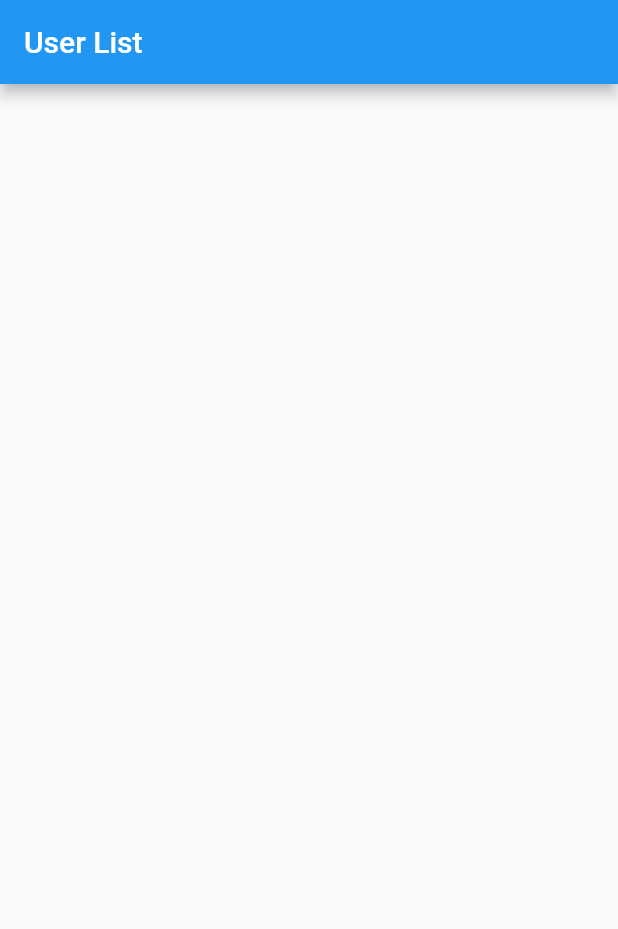
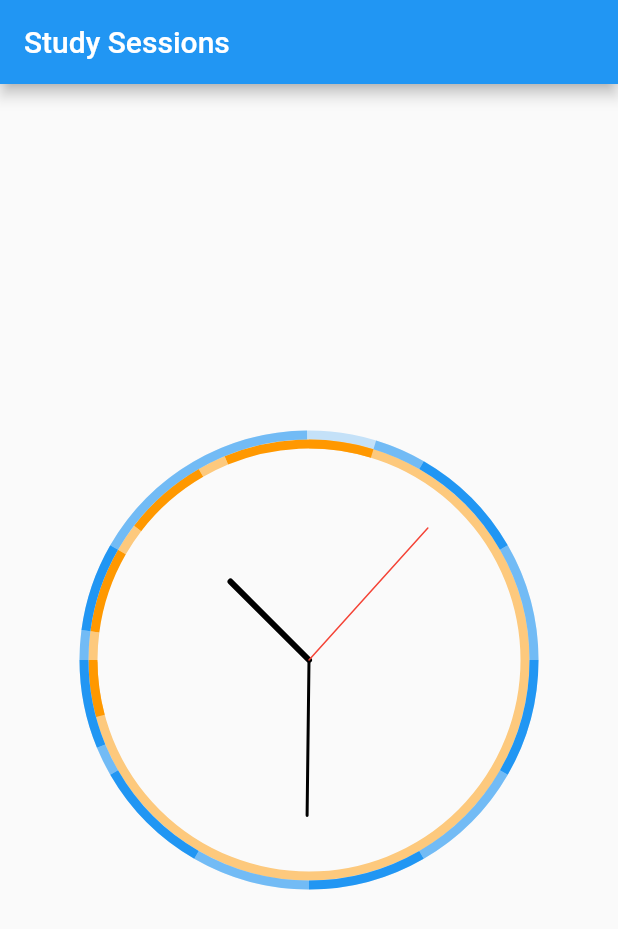
Before and after one commit to chanoo/klock-app, a Flutter app: the screen it shows after launch, on a phone screen of 412 x 824 dp. Shown: the top 929 px of the screen. Run offline on Flutter 3.47's test engine with Material 2 defaults, Android fonts, the phone set to English and light mode, and no system bars; our stand-ins replace flutter_bloc.

Commit message:
공부 세션 개발 (#2)
Co-authored-by: “chanoo” <“x64core@gmail.com”>

```diff
--- a/lib/app.dart
+++ b/lib/app.dart
@@ -1,6 +1,7 @@
 import 'package:flutter/material.dart';
 import 'package:klock_app/ui/screens/home_screen.dart';
 import 'package:klock_app/ui/screens/login_screen.dart';
+import 'package:klock_app/ui/screens/study_session_screen.dart';
 import 'routes.dart';
 
 class MyApp extends StatelessWidget {
@@ -9,10 +10,11 @@ class MyApp extends StatelessWidget {
   @override
   Widget build(BuildContext context) {
     return MaterialApp(
-      initialRoute: Routes.home,
+      initialRoute: Routes.studySessions,
       routes: {
         Routes.login: (context) => const LoginScreen(),
         Routes.home: (context) => const HomeScreen(),
+        Routes.studySessions: (context) => const StudySessionsScreen(),
       },
     );
   }
--- /dev/null
+++ b/lib/blocs/study_session/study_session_bloc.dart
@@ -0,0 +1,30 @@
+import 'package:flutter_bloc/flutter_bloc.dart';
+import 'package:klock_app/data/study_session_data.dart';
+import 'package:klock_app/domain/study_session_repository.dart';
+import 'package:klock_app/blocs/study_session/study_session_event.dart';
+
+// StudySessionBloc 클래스는 StudySessionEvent를 처리하여
+// 앱의 상태를 관리하는 BLoC입니다. 이 클래스는 List<StudySessionData>를 상태로 가지며,
+// StudySessionRepository를 통해 공부 세션 데이터를 가져옵니다.
+class StudySessionBloc extends Bloc<StudySessionEvent, List<StudySessionData>> {
+  final StudySessionRepository studySessionRepository;
+
+  // 생성자에서 StudySessionRepository를 주입받아 초기화하고,
+  // LoadStudySessions 이벤트에 대한 처리기를 등록합니다.
+  StudySessionBloc({required this.studySessionRepository}) : super([]) {
+    on<LoadStudySessions>(_onLoadStudySessions);
+  }
+
+  // _onLoadStudySessions 함수는 LoadStudySessions 이벤트를 처리하고,
+  // StudySessionRepository를 통해 공부 세션 데이터를 가져온 다음,
+  // 새로운 상태를 emit하는 비동기 함수입니다.
+  Future<void> _onLoadStudySessions(
+      LoadStudySessions event, Emitter<List<StudySessionData>> emit) async {
+    try {
+      final studySessions = studySessionRepository.getStudySessions();
+      emit(studySessions);
+    } catch (e) {
+      // Handle any errors that might occur
+    }
+  }
+}
--- /dev/null
+++ b/lib/blocs/study_session/study_session_event.dart
@@ -0,0 +1,3 @@
+abstract class StudySessionEvent {}
+
+class LoadStudySessions extends StudySessionEvent {}
--- a/lib/blocs/user/user_bloc.dart
+++ b/lib/blocs/user/user_bloc.dart
@@ -1,7 +1,7 @@
 import 'package:flutter_bloc/flutter_bloc.dart';
 import 'package:klock_app/domain/user_repository.dart';
 import 'package:klock_app/data/user_data.dart';
-import 'package:klock_app/blocs/user_event.dart';
+import 'package:klock_app/blocs/user/user_event.dart';
 
 class UserBloc extends Bloc<UserEvent, List<UserData>> {
   final UserRepository userRepository;
--- /dev/null
+++ b/lib/data/study_session_data.dart
@@ -0,0 +1,6 @@
+class StudySessionData {
+  final DateTime startTime;
+  final DateTime endTime;
+
+  StudySessionData({required this.startTime, required this.endTime});
+}
--- /dev/null
+++ b/lib/domain/study_session_repository.dart
@@ -0,0 +1,40 @@
+import 'package:klock_app/data/study_session_data.dart';
+
+class StudySessionRepository {
+  List<StudySessionData> getStudySessions() {
+    // API 호출 또는 로컬 스토리지에서 공부 시간 로드
+    // 임시로 하드 코딩된 데이터를 반환합니다.
+    return [
+      StudySessionData(
+          startTime: DateTime.parse('2023-03-22 08:30:00'),
+          endTime: DateTime.parse('2023-03-22 09:00:00')),
+      StudySessionData(
+          startTime: DateTime.parse('2023-03-22 09:15:00'),
+          endTime: DateTime.parse('2023-03-22 10:00:00')),
+      StudySessionData(
+          startTime: DateTime.parse('2023-03-22 10:15:00'),
+          endTime: DateTime.parse('2023-03-22 11:00:00')),
+      StudySessionData(
+          startTime: DateTime.parse('2023-03-22 11:15:00'),
+          endTime: DateTime.parse('2023-03-22 12:34:00')),
+      StudySessionData(
+          startTime: DateTime.parse('2023-03-22 13:00:00'),
+          endTime: DateTime.parse('2023-03-22 14:00:00')),
+      StudySessionData(
+          startTime: DateTime.parse('2023-03-22 15:00:00'),
+          endTime: DateTime.parse('2023-03-22 16:00:00')),
+      StudySessionData(
+          startTime: DateTime.parse('2023-03-22 17:00:00'),
+          endTime: DateTime.parse('2023-03-22 18:00:00')),
+      StudySessionData(
+          startTime: DateTime.parse('2023-03-22 19:00:00'),
+          endTime: DateTime.parse('2023-03-22 20:00:00')),
+      StudySessionData(
+          startTime: DateTime.parse('2023-03-22 20:15:00'),
+          endTime: DateTime.parse('2023-03-22 21:00:00')),
+      StudySessionData(
+          startTime: DateTime.parse('2023-03-22 21:15:00'),
+          endTime: DateTime.parse('2023-03-22 22:00:00')),
+    ];
+  }
+}
--- a/lib/routes.dart
+++ b/lib/routes.dart
@@ -1,5 +1,6 @@
 class Routes {
   static const String login = '/login';
   static const String home = '/home';
+  static const String studySessions = '/study-sessions';
   // 다른 경로를 추가합니다.
 }
--- /dev/null
+++ b/lib/ui/screens/study_session_screen.dart
@@ -0,0 +1,51 @@
+// lib/ui/screens/study_sessions_screen.dart
+import 'package:flutter/material.dart';
+import 'package:klock_app/blocs/study_session/study_session_bloc.dart';
+import 'package:klock_app/blocs/study_session/study_session_event.dart';
+import 'package:klock_app/data/study_session_data.dart';
+import 'package:flutter_bloc/flutter_bloc.dart';
+import 'package:klock_app/domain/study_session_repository.dart';
+import 'package:klock_app/ui/widgets/study_pie_chart.dart';
+import 'package:klock_app/ui/widgets/analog_clock.dart'; // Import the AnalogClock widget
+
+class StudySessionsScreen extends StatefulWidget {
+  const StudySessionsScreen({Key? key}) : super(key: key);
+
+  @override
+  StudySessionsScreenState createState() => StudySessionsScreenState();
+}
+
+class StudySessionsScreenState extends State<StudySessionsScreen> {
+  @override
+  Widget build(BuildContext context) {
+    final studySessionRepository = StudySessionRepository();
+    return BlocProvider(
+      create: (_) =>
+          StudySessionBloc(studySessionRepository: studySessionRepository)
+            ..add(LoadStudySessions()),
+      child: Scaffold(
+        appBar: AppBar(title: const Text('Study Sessions')),
+        body: BlocBuilder<StudySessionBloc, List<StudySessionData>>(
+          builder: (context, studySessions) {
+            return Center(
+              child: Stack(
+                alignment: Alignment.center,
+                children: [
+                  CustomPaint(
+                    painter: StudyPieChart(
+                      studySessions: studySessions,
+                      doughnutThickness: 6,
+                      date: DateTime.now(),
+                    ),
+                    size: const Size(150, 150),
+                  ),
+                  const AnalogClock(),
+                ],
+              ),
+            );
+          },
+        ),
+      ),
+    );
+  }
+}
--- /dev/null
+++ b/lib/ui/widgets/analog_clock.dart
@@ -0,0 +1,139 @@
+import 'dart:async';
+import 'dart:math';
+
+import 'package:flutter/material.dart';
+
+class AnalogClock extends StatefulWidget {
+  final Color hourHandColor;
+  final double hourHandWidth;
+  final double hourHandLength;
+  final Color minuteHandColor;
+  final double minuteHandWidth;
+  final double minuteHandLength;
+  final Color secondHandColor;
+  final double secondHandWidth;
+  final double secondHandLength;
+
+  const AnalogClock({
+    Key? key,
+    this.hourHandColor = Colors.black,
+    this.hourHandWidth = 4.0,
+    this.hourHandLength = 0.5,
+    this.minuteHandColor = Colors.black,
+    this.minuteHandWidth = 2.0,
+    this.minuteHandLength = 0.7,
+    this.secondHandColor = Colors.red,
+    this.secondHandWidth = 1.0,
+    this.secondHandLength = 0.8,
+  }) : super(key: key);
+
+  @override
+  AnalogClockState createState() => AnalogClockState();
+}
+
+class AnalogClockState extends State<AnalogClock> {
+  late Timer _timer;
+
+  @override
+  void initState() {
+    super.initState();
+    _timer =
+        Timer.periodic(const Duration(seconds: 1), (timer) => setState(() {}));
+  }
+
+  @override
+  void dispose() {
+    _timer.cancel();
+    super.dispose();
+  }
+
+  @override
+  Widget build(BuildContext context) {
+    return CustomPaint(
+      painter: _AnalogClockPainter(
+        hourHandColor: widget.hourHandColor,
+        hourHandWidth: widget.hourHandWidth,
+        hourHandLength: widget.hourHandLength,
+        minuteHandColor: widget.minuteHandColor,
+        minuteHandWidth: widget.minuteHandWidth,
+        minuteHandLength: widget.minuteHandLength,
+        secondHandColor: widget.secondHandColor,
+        secondHandWidth: widget.secondHandWidth,
+        secondHandLength: widget.secondHandLength,
+      ),
+      size: const Size(160 - 6 * 2, 160 - 6 * 2), // 여기서 크기를 조절합니다.
+    );
+  }
+}
+
+class _AnalogClockPainter extends CustomPainter {
+  final Color hourHandColor;
+  final double hourHandWidth;
+  final double hourHandLength;
+  final Color minuteHandColor;
+  final double minuteHandWidth;
+  final double minuteHandLength;
+  final Color secondHandColor;
+  final double secondHandWidth;
+  final double secondHandLength;
+
+  _AnalogClockPainter({
+    required this.hourHandColor,
+    required this.hourHandWidth,
+    required this.hourHandLength,
+    required this.minuteHandColor,
+    required this.minuteHandWidth,
+    required this.minuteHandLength,
+    required this.secondHandColor,
+    required this.secondHandWidth,
+    required this.secondHandLength,
+  });
+
+  @override
+  void paint(Canvas canvas, Size size) {
+    final center = Offset(size.width / 2, size.height / 2);
+    final now = DateTime.now();
+
+    // Draw hour hand
+    final hourAngle =
+        (now.hour * 60 + now.minute) / (12 * 60) * 2 * pi - pi / 2;
+    final hourHandOffset = Offset(cos(hourAngle) * size.width * hourHandLength,
+            sin(hourAngle) * size.height * hourHandLength) +
+        center;
+    final hourHandPaint = Paint()
+      ..color = hourHandColor
+      ..strokeWidth = hourHandWidth
+      ..strokeCap = StrokeCap.round;
+    canvas.drawLine(center, hourHandOffset, hourHandPaint);
+
+    // Draw minute hand
+    final minuteAngle =
+        (now.minute * 60 + now.second) / (60 * 60) * 2 * pi - pi / 2;
+    final minuteHandOffset = Offset(
+            cos(minuteAngle) * size.width * minuteHandLength,
+            sin(minuteAngle) * size.height * minuteHandLength) +
+        center;
+    final minuteHandPaint = Paint()
+      ..color = minuteHandColor
+      ..strokeWidth = minuteHandWidth
+      ..strokeCap = StrokeCap.round;
+    canvas.drawLine(center, minuteHandOffset, minuteHandPaint);
+
+    // Draw second hand
+    final secondAngle = now.second / 60 * 2 * pi - pi / 2;
+    final secondHandOffset = Offset(
+            cos(secondAngle) * size.width * secondHandLength,
+            sin(secondAngle) * size.height * secondHandLength) +
+        center;
+    final secondHandPaint = Paint()
+      ..color = secondHandColor
+      ..strokeWidth = secondHandWidth
+      ..strokeCap = StrokeCap.round;
+    canvas.drawLine(center, secondHandOffset, secondHandPaint);
+  }
+
+  @override
+  bool shouldRepaint(covariant CustomPainter oldDelegate) {
+    return true;
+  }
+}
--- /dev/null
+++ b/lib/ui/widgets/study_pie_chart.dart
@@ -0,0 +1,159 @@
+import 'dart:math';
+
+import 'package:flutter/material.dart';
+import 'package:klock_app/data/study_session_data.dart';
+
+class StudyPieChart extends CustomPainter {
+  final List<StudySessionData> studySessions;
+  final double doughnutThickness;
+  final DateTime date;
+
+  StudyPieChart({
+    required this.studySessions,
+    required this.doughnutThickness,
+    required this.date,
+  });
+
+  @override
+  void paint(Canvas canvas, Size size) {
+    final center = Offset(size.width / 2, size.height / 2);
+    final radius = size.width;
+    final strokeWidth = doughnutThickness;
+
+    final paintMorning = Paint()
+      ..style = PaintingStyle.stroke
+      ..strokeWidth = strokeWidth
+      ..color = Colors.orange;
+
+    final paintAfternoon = Paint()
+      ..style = PaintingStyle.stroke
+      ..strokeWidth = strokeWidth
+      ..color = Colors.blue;
+
+    final paintBreakMorning = Paint()
+      ..style = PaintingStyle.stroke
+      ..strokeWidth = strokeWidth
+      ..color = Colors.orange.withOpacity(0.5);
+
+    final paintBreakAfternoon = Paint()
+      ..style = PaintingStyle.stroke
+      ..strokeWidth = strokeWidth
+      ..color = Colors.blue.withOpacity(0.5);
+
+    final paintBeforeAfternoon = Paint()
+      ..style = PaintingStyle.stroke
+      ..strokeWidth = strokeWidth
+      ..color = Colors.blue.withOpacity(0.25);
+
+    List<StudySessionData> unusedTimePeriods = _getUnusedTimePeriods();
+
+    // Draw a light morning color arc for the entire morning time
+    canvas.drawArc(
+      Rect.fromCircle(center: center, radius: radius - strokeWidth),
+      _timeToRadians(DateTime(date.year, date.month, date.day, 0, 0, 0)),
+      _timeToRadians(DateTime(date.year, date.month, date.day, 11, 59, 59)),
+      false,
+      paintBreakMorning,
+    );
+
+    // Draw a light afternoon color arc for the entire afternoon time before it starts
+    canvas.drawArc(
+      Rect.fromCircle(center: center, radius: radius),
+      _timeToRadians(DateTime(date.year, date.month, date.day, 12, 0, 0)),
+      _timeToRadians(DateTime(date.year, date.month, date.day, 23, 59, 59)),
+      false,
+      paintBeforeAfternoon,
+    );
+
+    for (StudySessionData session in studySessions) {
+      // Convert the session times to radians
+      final startAngle = _timeToRadians(session.startTime);
+      final endAngle = _timeToRadians(session.endTime);
+
+      // Determine if the session is in the morning or afternoon
+      final isMorning = session.startTime.hour < 12;
+
+      // Set the color for the session
+      final paint = isMorning ? paintMorning : paintAfternoon;
+
+      // Calculate the inner or outer radius based on the time of day
+      final sessionRadius = isMorning ? radius - strokeWidth : radius;
+
+      // Draw the session arc
+      canvas.drawArc(
+        Rect.fromCircle(center: center, radius: sessionRadius),
+        startAngle,
+        endAngle - startAngle,
+        false,
+        paint,
+      );
+    }
+
+    for (StudySessionData unusedSession in unusedTimePeriods) {
+      // Convert the unused session times to radians
+      final startAngle = _timeToRadians(unusedSession.startTime);
+      final endAngle = _timeToRadians(unusedSession.endTime);
+
+      // Determine if the unused session is in the morning or afternoon
+      final isMorning = unusedSession.startTime.hour < 12;
+
+      // Check if the unused session is a dummy session
+      final isDummySession = unusedSession.startTime.minute == 59 &&
+          unusedSession.endTime.minute == 0;
+
+      // Set the color for the unused session
+      final paint = isMorning ? paintBreakMorning : paintBreakAfternoon;
+
+      // Calculate the inner or outer radius based on the time of day
+      final sessionRadius = isMorning ? radius - strokeWidth : radius;
+
+      // Draw the unused session arc
+      if (!isDummySession && !(isMorning && unusedSession.endTime.hour >= 12)) {
+        canvas.drawArc(
+          Rect.fromCircle(center: center, radius: sessionRadius),
+          startAngle,
+          endAngle - startAngle,
+          false,
+          paint,
+        );
+      }
+    }
+  }
+
+  List<StudySessionData> _getUnusedTimePeriods() {
+    List<StudySessionData> unusedTimePeriods = [];
+    DateTime currentTime = DateTime(date.year, date.month, date.day, 0, 0, 0);
+    DateTime endTime = DateTime(date.year, date.month, date.day, 23, 59, 59);
+
+    for (StudySessionData session in studySessions) {
+      if (session.startTime.isAfter(currentTime)) {
+        unusedTimePeriods.add(StudySessionData(
+            startTime: currentTime, endTime: session.startTime));
+      }
+      currentTime = session.endTime;
+    }
+
+    if (endTime.isAfter(currentTime)) {
+      unusedTimePeriods
+          .add(StudySessionData(startTime: currentTime, endTime: endTime));
+    }
+
+    // Insert a dummy session at noon for a smoother transition
+    unusedTimePeriods.add(StudySessionData(
+        startTime: DateTime(date.year, date.month, date.day, 11, 59, 59),
+        endTime: DateTime(date.year, date.month, date.day, 12, 0, 0)));
+
+    return unusedTimePeriods;
+  }
+
+  double _timeToRadians(DateTime time) {
+    final totalMinutes = time.hour * 60 + time.minute;
+    final ratio = totalMinutes / (12 * 60);
+    return -pi / 2 + ratio * 2 * pi;
+  }
+
+  @override
+  bool shouldRepaint(covariant CustomPainter oldDelegate) {
+    return true;
+  }
+}
--- a/pubspec.yaml
+++ b/pubspec.yaml
@@ -36,6 +36,8 @@ dependencies:
   cupertino_icons: ^1.0.2
   flutter_facebook_auth: ^5.0.8
   flutter_bloc: ^8.1.2
+  get_it: ^7.2.0
+  dio: ^5.1.0
 
 dev_dependencies:
   flutter_test:
```
Also changed, not shown: lib/domain/user_repository.dart (+41 -1 lines), pubspec.lock, 10 other files.
